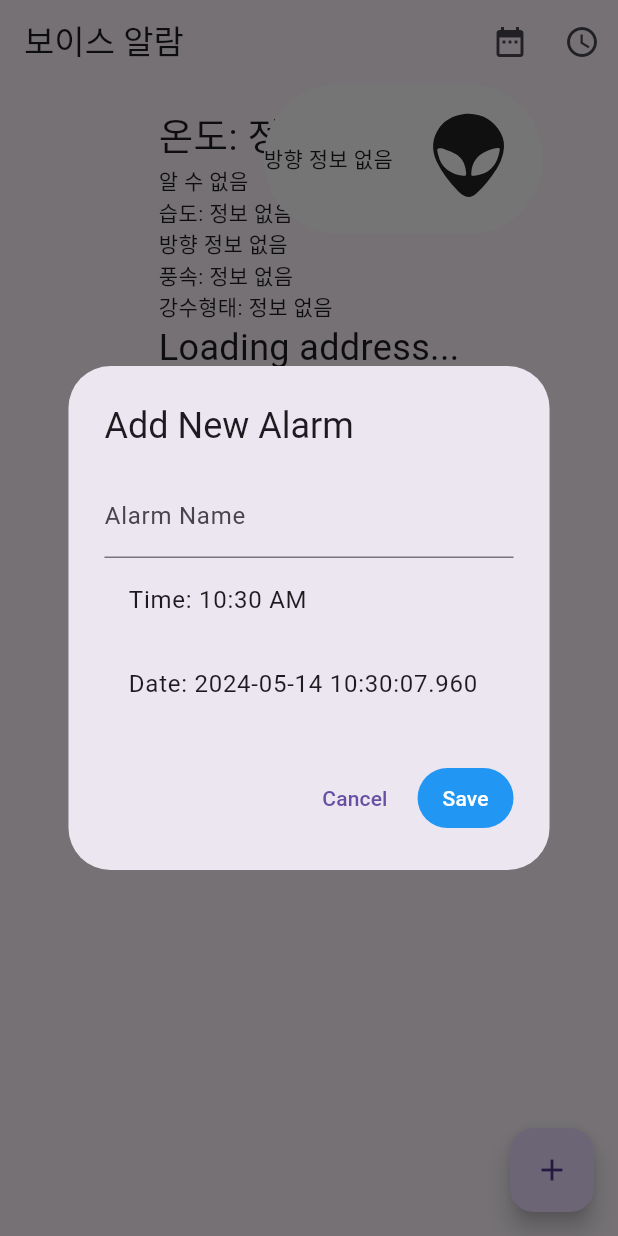
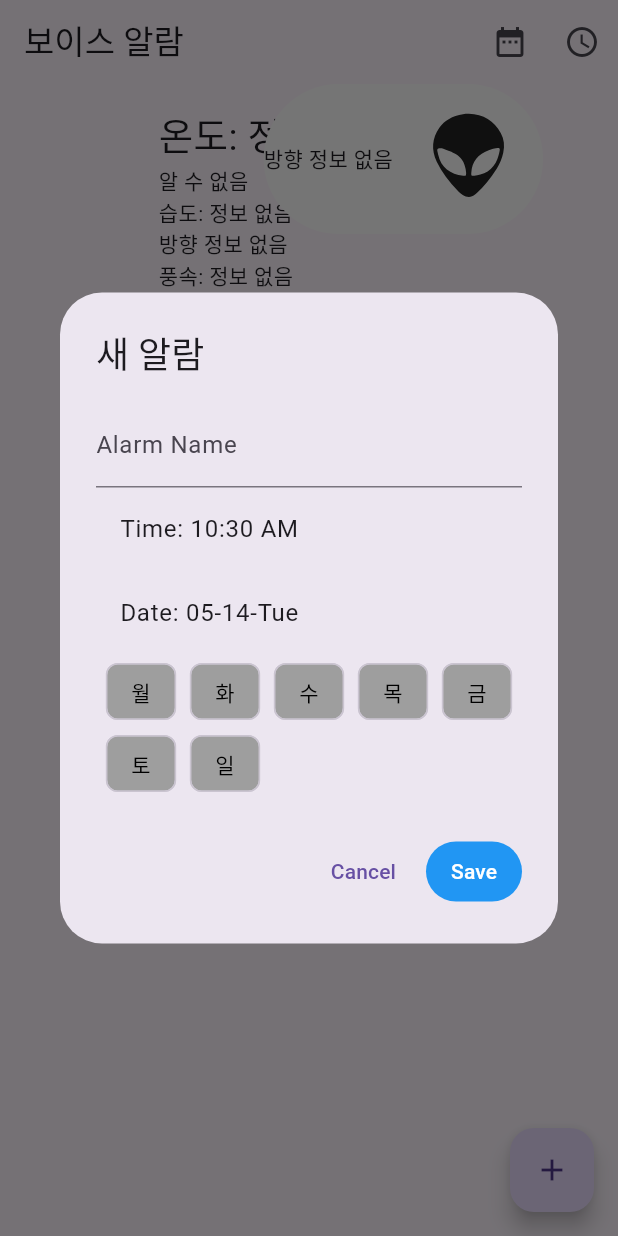
Before and after one commit to maskelog/voicealarm, a Flutter app: the screen it shows after launch, after a tap on the "add" icon, on a phone screen of 412 x 824 dp. Run offline on Flutter 3.47's test engine with Material 3 defaults, Android fonts, the phone set to English and light mode, and no system bars; our stand-ins replace audioplayers, flutter_dotenv, geolocator, shared_preferences, weather_icons; missing offline and left inert: android_alarm_manager_plus.

Commit message:
알람 요일 반복알람 기능 추가

```diff
--- a/lib/main.dart
+++ b/lib/main.dart
@@ -536,20 +536,24 @@ class WeatherScreenState extends State<WeatherScreen> {
     TextEditingController nameController = TextEditingController();
     TimeOfDay selectedTime = TimeOfDay.now();
     DateTime selectedDate = DateTime.now();
+    List<String> daysOfWeek = ["월", "화", "수", "목", "금", "토", "일"];
     List<bool> selectedDays = List.generate(7, (_) => false); // 모든 요일 비활성화로 초기화
 
     showDialog(
       context: context,
       builder: (BuildContext context) {
+        return StatefulBuilder(
+          builder: (context, setStateDialog) {
             return AlertDialog(
-          title: const Text('Add New Alarm'),
+              title: const Text('새 알람'),
               content: SingleChildScrollView(
                 child: Column(
                   mainAxisSize: MainAxisSize.min,
                   children: <Widget>[
                     TextField(
                       controller: nameController,
-                  decoration: const InputDecoration(labelText: 'Alarm Name'),
+                      decoration:
+                          const InputDecoration(labelText: 'Alarm Name'),
                     ),
                     ListTile(
                       title: Text('Time: ${selectedTime.format(context)}'),
@@ -559,12 +563,15 @@ class WeatherScreenState extends State<WeatherScreen> {
                           initialTime: selectedTime,
                         );
                         if (pickedTime != null) {
+                          setStateDialog(() {
                             selectedTime = pickedTime;
+                          });
                         }
                       },
                     ),
                     ListTile(
-                  title: Text('Date: ${selectedDate.toString()}'),
+                      title: Text(
+                          'Date: ${DateFormat('MM-dd-EEE').format(selectedDate)}'),
                       onTap: () async {
                         final DateTime? pickedDate = await showDatePicker(
                           context: context,
@@ -573,9 +580,37 @@ class WeatherScreenState extends State<WeatherScreen> {
                           lastDate: DateTime(2050),
                         );
                         if (pickedDate != null) {
+                          setStateDialog(() {
                             selectedDate = pickedDate;
+                          });
                         }
                       },
+                    ),
+                    Wrap(
+                      spacing: 8.0,
+                      children: List<Widget>.generate(
+                        daysOfWeek.length,
+                        (int index) {
+                          return ChoiceChip(
+                            label: Text(daysOfWeek[index]),
+                            selected: selectedDays[index],
+                            onSelected: (bool selected) {
+                              setStateDialog(() {
+                                selectedDays[index] = selected;
+                              });
+                            },
+                            selectedColor: (index == 5 || index == 6)
+                                ? Colors.red
+                                : Colors.blue,
+                            backgroundColor: Colors.grey,
+                            labelStyle: TextStyle(
+                              color: selectedDays[index]
+                                  ? Colors.white
+                                  : Colors.black,
+                            ),
+                          );
+                        },
+                      ),
                     ),
                   ],
                 ),
@@ -635,5 +670,7 @@ class WeatherScreenState extends State<WeatherScreen> {
             );
           },
         );
+      },
+    );
   }
 }
```
Lines whose indentation alone changed are shown as unchanged.
